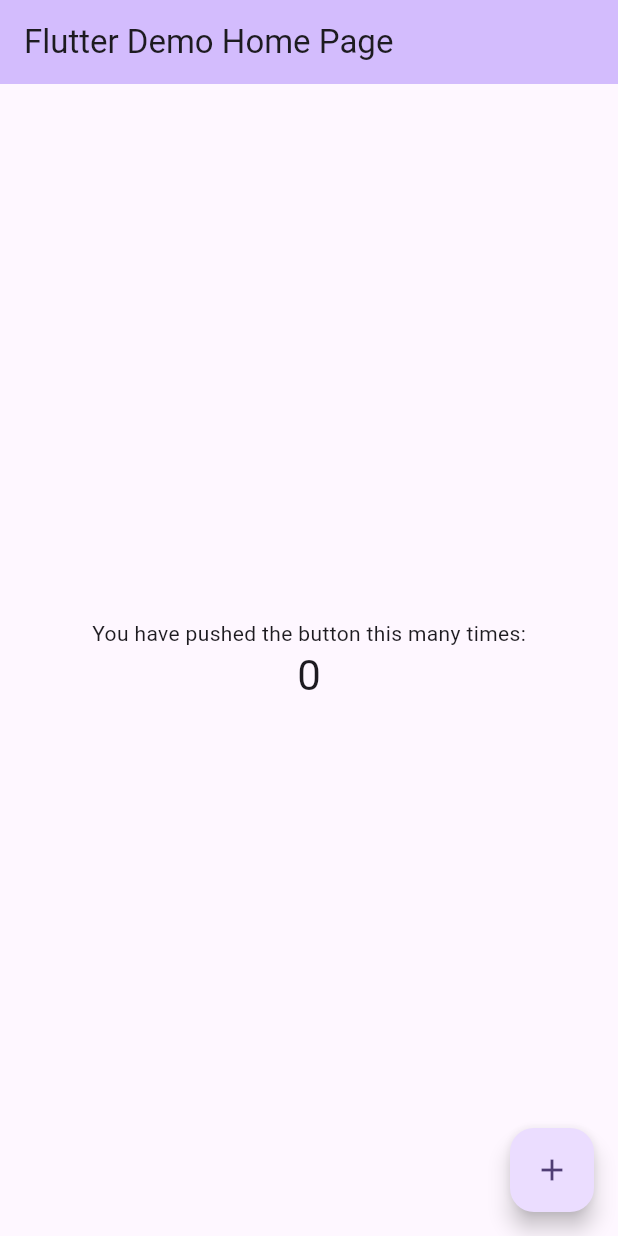
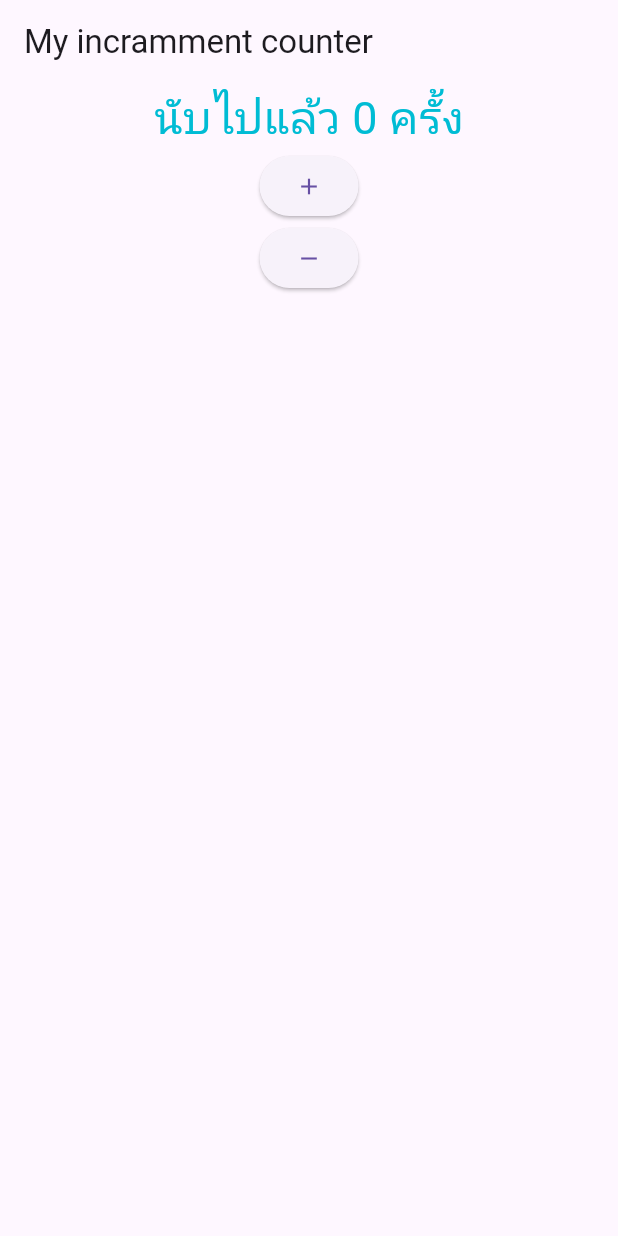
Before and after one commit to Anusorn244/example_2, a Flutter app: the screen it shows after launch, on a phone screen of 412 x 824 dp. Run offline on Flutter 3.47's test engine with Material 3 defaults, Android fonts, the phone set to English and light mode, and no system bars.

Commit message:
finalEX2

```diff
--- a/lib/main.dart
+++ b/lib/main.dart
@@ -1,3 +1,4 @@
+import 'package:example_2/screen/my_home_page.dart';
 import 'package:flutter/material.dart';
 
 void main() {
@@ -7,119 +8,11 @@ void main() {
 class MyApp extends StatelessWidget {
   const MyApp({super.key});
 
-  // This widget is the root of your application.
   @override
   Widget build(BuildContext context) {
-    return MaterialApp(
+    return const MaterialApp(
       title: 'Flutter Demo',
-      theme: ThemeData(
-        // This is the theme of your application.
-        //
-        // TRY THIS: Try running your application with "flutter run". You'll see
-        // the application has a purple toolbar. Then, without quitting the app,
-        // try changing the seedColor in the colorScheme below to Colors.green
-        // and then invoke "hot reload" (save your changes or press the "hot
-        // reload" button in a Flutter-supported IDE, or press "r" if you used
-        // the command line to start the app).
-        //
-        // Notice that the counter didn't reset back to zero; the application
-        // state is not lost during the reload. To reset the state, use hot
-        // restart instead.
-        //
-        // This works for code too, not just values: Most code changes can be
-        // tested with just a hot reload.
-        colorScheme: ColorScheme.fromSeed(seedColor: Colors.deepPurple),
-        useMaterial3: true,
-      ),
-      home: const MyHomePage(title: 'Flutter Demo Home Page'),
+      home: MyHomePage(),
     );
   }
 }
-
-class MyHomePage extends StatefulWidget {
-  const MyHomePage({super.key, required this.title});
-
-  // This widget is the home page of your application. It is stateful, meaning
-  // that it has a State object (defined below) that contains fields that affect
-  // how it looks.
-
-  // This class is the configuration for the state. It holds the values (in this
-  // case the title) provided by the parent (in this case the App widget) and
-  // used by the build method of the State. Fields in a Widget subclass are
-  // always marked "final".
-
-  final String title;
-
-  @override
-  State<MyHomePage> createState() => _MyHomePageState();
-}
-
-class _MyHomePageState extends State<MyHomePage> {
-  int _counter = 0;
-
-  void _incrementCounter() {
-    setState(() {
-      // This call to setState tells the Flutter framework that something has
-      // changed in this State, which causes it to rerun the build method below
-      // so that the display can reflect the updated values. If we changed
-      // _counter without calling setState(), then the build method would not be
-      // called again, and so nothing would appear to happen.
-      _counter++;
-    });
-  }
-
-  @override
-  Widget build(BuildContext context) {
-    // This method is rerun every time setState is called, for instance as done
-    // by the _incrementCounter method above.
-    //
-    // The Flutter framework has been optimized to make rerunning build methods
-    // fast, so that you can just rebuild anything that needs updating rather
-    // than having to individually change instances of widgets.
-    return Scaffold(
-      appBar: AppBar(
-        // TRY THIS: Try changing the color here to a specific color (to
-        // Colors.amber, perhaps?) and trigger a hot reload to see the AppBar
-        // change color while the other colors stay the same.
-        backgroundColor: Theme.of(context).colorScheme.inversePrimary,
-        // Here we take the value from the MyHomePage object that was created by
-        // the App.build method, and use it to set our appbar title.
-        title: Text(widget.title),
-      ),
-      body: Center(
-        // Center is a layout widget. It takes a single child and positions it
-        // in the middle of the parent.
-        child: Column(
-          // Column is also a layout widget. It takes a list of children and
-          // arranges them vertically. By default, it sizes itself to fit its
-          // children horizontally, and tries to be as tall as its parent.
-          //
-          // Column has various properties to control how it sizes itself and
-          // how it positions its children. Here we use mainAxisAlignment to
-          // center the children vertically; the main axis here is the vertical
-          // axis because Columns are vertical (the cross axis would be
-          // horizontal).
-          //
-          // TRY THIS: Invoke "debug painting" (choose the "Toggle Debug Paint"
-          // action in the IDE, or press "p" in the console), to see the
-          // wireframe for each widget.
-          mainAxisAlignment: MainAxisAlignment.center,
-          children: <Widget>[
-            const Text(
-              'You have pushed the button this many times:',
-            ),
-            Text(
-              '$_counter',
-              style: Theme.of(context).textTheme.headlineMedium,
-            ),
-          ],
-        ),
-      ),
-      floatingActionButton: FloatingActionButton(
-        onPressed: _incrementCounter,
-        tooltip: 'Increment',
-        child: const Icon(Icons.add),
-      ), // This trailing comma makes auto-formatting nicer for build methods.
-    );
-  }
-}
--- /dev/null
+++ b/lib/screen/my_home_page.dart
@@ -0,0 +1,48 @@
+import 'package:flutter/material.dart';
+
+class MyHomePage extends StatefulWidget {
+  const MyHomePage({super.key});
+
+  @override
+  State<MyHomePage> createState() => _MyHomePageState();
+}
+
+class _MyHomePageState extends State<MyHomePage> {
+  int _counter = 0;
+  void _incrementCounter() {
+    setState(() {
+      _counter++;
+    });
+  }
+
+  void _decrementCounter() {
+    if (_counter > 0) {
+      setState(() {
+        _counter--;
+      });
+    }
+  }
+
+  @override
+  Widget build(BuildContext context) {
+    return Scaffold(
+      appBar: AppBar(
+        title: (const Text('My incramment counter')),
+      ),
+      body: Center(
+        child: Column(
+          children: [
+            Text(
+              "นับไปแล้ว $_counter ครั้ง",
+              style: TextStyle(fontSize: 30, color: Colors.cyan),
+            ),
+            ElevatedButton(
+                onPressed: _incrementCounter, child: const Icon(Icons.add)),
+            ElevatedButton(
+                onPressed: _decrementCounter, child: const Icon(Icons.remove)),
+          ],
+        ),
+      ),
+    );
+  }
+}
```
